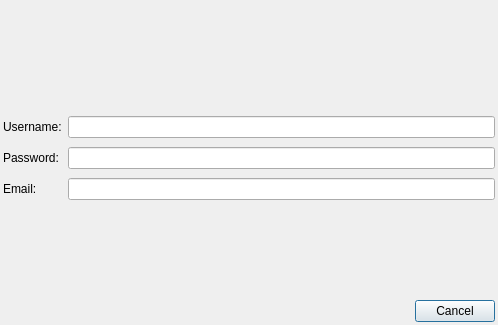
This is Vacuum/trunk/src/plugins/Registration/registerdialog.ui in vacuum-im/vacuum-im as Qt 5 draws it before an edit. The edited form follows.
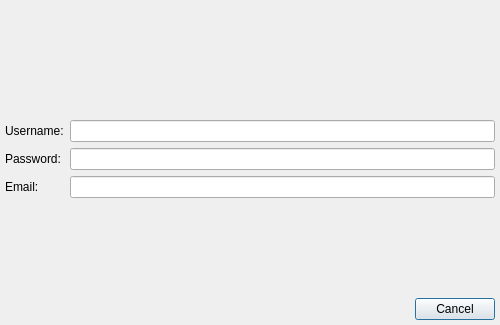
This is the edited form.

Patch:
```diff
--- a/Vacuum/trunk/src/plugins/Registration/registerdialog.ui
+++ b/Vacuum/trunk/src/plugins/Registration/registerdialog.ui
@@ -5,7 +5,7 @@
    <rect>
     <x>0</x>
     <y>0</y>
-    <width>498</width>
+    <width>500</width>
     <height>325</height>
    </rect>
   </property>
@@ -14,40 +14,17 @@
   </property>
   <layout class="QVBoxLayout" >
    <property name="leftMargin" >
-    <number>3</number>
+    <number>5</number>
    </property>
    <property name="topMargin" >
-    <number>3</number>
+    <number>5</number>
    </property>
    <property name="rightMargin" >
-    <number>3</number>
+    <number>5</number>
    </property>
    <property name="bottomMargin" >
-    <number>3</number>
+    <number>5</number>
    </property>
-   <item>
-    <spacer>
-     <property name="orientation" >
-      <enum>Qt::Vertical</enum>
-     </property>
-     <property name="sizeHint" >
-      <size>
-       <width>20</width>
-       <height>0</height>
-      </size>
-     </property>
-    </spacer>
-   </item>
-   <item>
-    <widget class="QLabel" name="lblInstuctions" >
-     <property name="alignment" >
-      <set>Qt::AlignCenter</set>
-     </property>
-     <property name="wordWrap" >
-      <bool>true</bool>
-     </property>
-    </widget>
-   </item>
    <item>
     <widget class="QStackedWidget" name="stwForm" >
      <property name="currentIndex" >
@@ -68,6 +45,29 @@
         <number>0</number>
        </property>
        <item row="0" column="0" >
+        <spacer>
+         <property name="orientation" >
+          <enum>Qt::Vertical</enum>
+         </property>
+         <property name="sizeHint" >
+          <size>
+           <width>20</width>
+           <height>40</height>
+          </size>
+         </property>
+        </spacer>
+       </item>
+       <item row="1" column="0" colspan="2" >
+        <widget class="QLabel" name="lblInstuctions" >
+         <property name="alignment" >
+          <set>Qt::AlignCenter</set>
+         </property>
+         <property name="wordWrap" >
+          <bool>true</bool>
+         </property>
+        </widget>
+       </item>
+       <item row="2" column="0" >
         <widget class="QLabel" name="lblUserName" >
          <property name="text" >
           <string>Username:</string>
@@ -77,10 +77,10 @@
          </property>
         </widget>
        </item>
-       <item row="0" column="1" >
+       <item row="2" column="1" >
         <widget class="QLineEdit" name="lneUserName" />
        </item>
-       <item row="1" column="0" >
+       <item row="3" column="0" >
         <widget class="QLabel" name="lblPassword" >
          <property name="text" >
           <string>Password:</string>
@@ -90,14 +90,14 @@
          </property>
         </widget>
        </item>
-       <item row="1" column="1" >
+       <item row="3" column="1" >
         <widget class="QLineEdit" name="lnePassword" >
          <property name="echoMode" >
           <enum>QLineEdit::PasswordEchoOnEdit</enum>
          </property>
         </widget>
        </item>
-       <item row="2" column="0" >
+       <item row="4" column="0" >
         <widget class="QLabel" name="lblEmail" >
          <property name="text" >
           <string>Email:</string>
@@ -107,27 +107,27 @@
          </property>
         </widget>
        </item>
-       <item row="2" column="1" >
+       <item row="4" column="1" >
         <widget class="QLineEdit" name="lneEMail" />
        </item>
+       <item row="5" column="0" >
+        <spacer>
+         <property name="orientation" >
+          <enum>Qt::Vertical</enum>
+         </property>
+         <property name="sizeHint" >
+          <size>
+           <width>52</width>
+           <height>51</height>
+          </size>
+         </property>
+        </spacer>
+       </item>
       </layout>
      </widget>
      <widget class="QWidget" name="spgDataForm" />
     </widget>
    </item>
-   <item>
-    <spacer>
-     <property name="orientation" >
-      <enum>Qt::Vertical</enum>
-     </property>
-     <property name="sizeHint" >
-      <size>
-       <width>20</width>
-       <height>0</height>
-      </size>
-     </property>
-    </spacer>
-   </item>
    <item>
     <layout class="QHBoxLayout" >
      <item>
```
